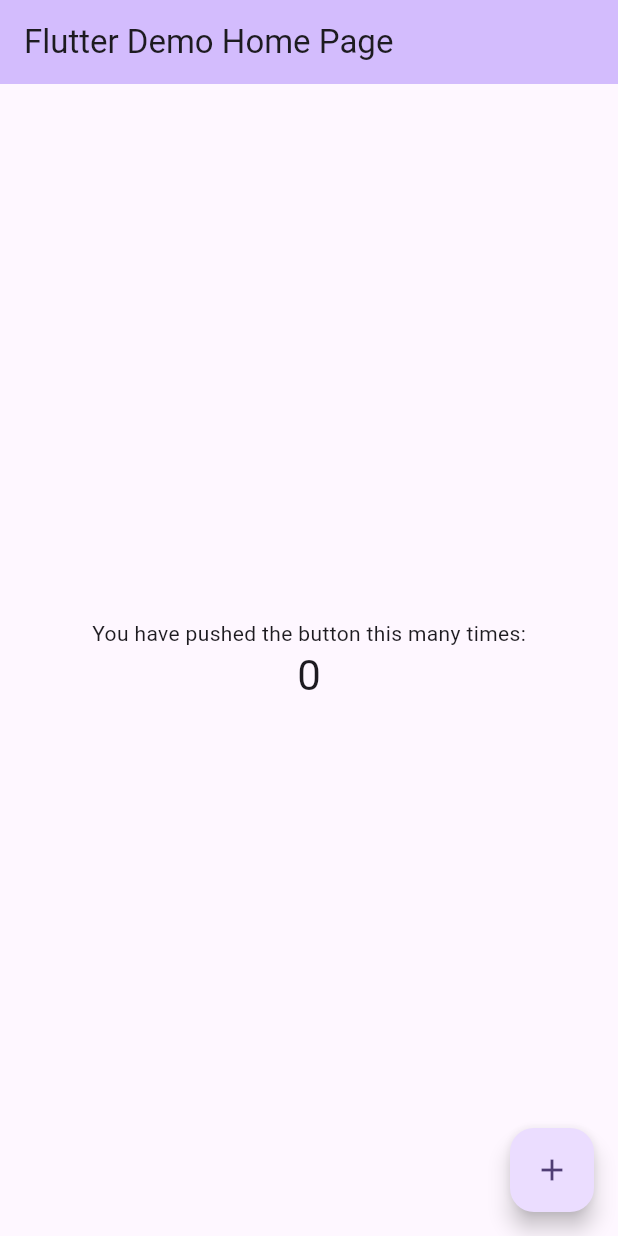
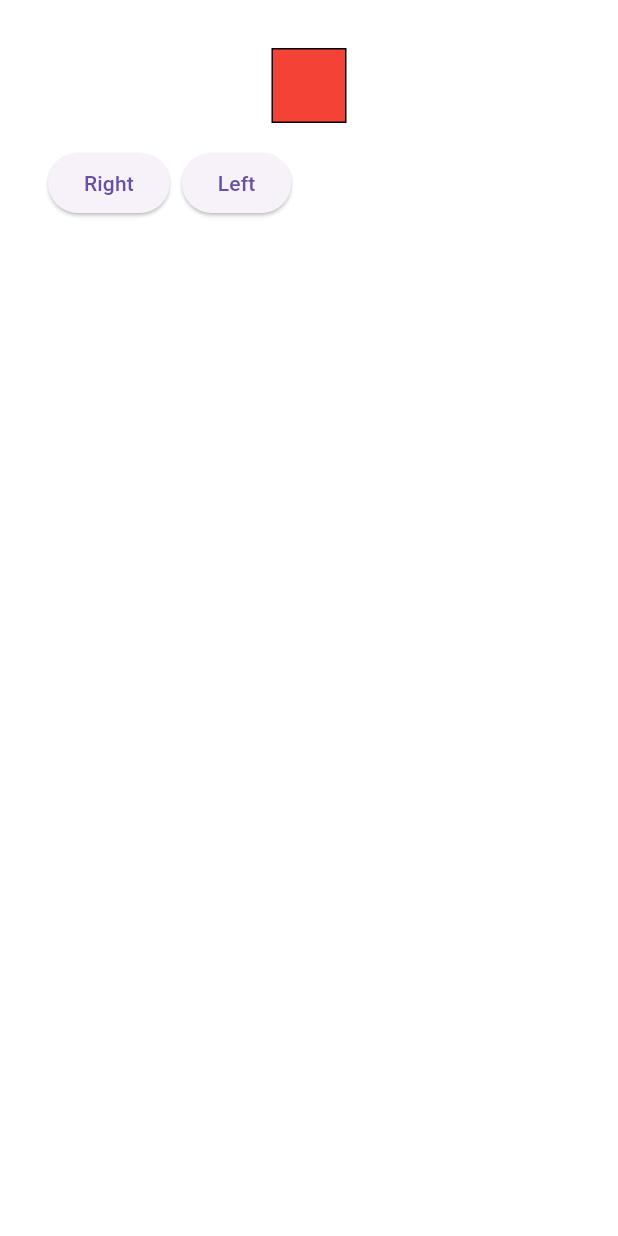
Before and after one commit to GreejithMinutesstudio/moving_square, a Flutter app: the screen it shows after launch, on a phone screen of 412 x 824 dp. Run offline on Flutter 3.47's test engine with Material 3 defaults, Android fonts, the phone set to English and light mode, and no system bars.

Commit message:
added assignment project fro dart pad

```diff
--- a/lib/main.dart
+++ b/lib/main.dart
@@ -7,116 +7,56 @@ void main() {
 class MyApp extends StatelessWidget {
   const MyApp({super.key});
 
-  // This widget is the root of your application.
   @override
   Widget build(BuildContext context) {
-    return MaterialApp(
-      title: 'Flutter Demo',
-      theme: ThemeData(
-        // This is the theme of your application.
-        //
-        // TRY THIS: Try running your application with "flutter run". You'll see
-        // the application has a purple toolbar. Then, without quitting the app,
-        // try changing the seedColor in the colorScheme below to Colors.green
-        // and then invoke "hot reload" (save your changes or press the "hot
-        // reload" button in a Flutter-supported IDE, or press "r" if you used
-        // the command line to start the app).
-        //
-        // Notice that the counter didn't reset back to zero; the application
-        // state is not lost during the reload. To reset the state, use hot
-        // restart instead.
-        //
-        // This works for code too, not just values: Most code changes can be
-        // tested with just a hot reload.
-        colorScheme: ColorScheme.fromSeed(seedColor: Colors.deepPurple),
+    return const MaterialApp(
+      home: Padding(
+        padding: EdgeInsets.all(32.0),
+        child: SquareAnimation(),
       ),
-      home: const MyHomePage(title: 'Flutter Demo Home Page'),
     );
   }
 }
 
-class MyHomePage extends StatefulWidget {
-  const MyHomePage({super.key, required this.title});
-
-  // This widget is the home page of your application. It is stateful, meaning
-  // that it has a State object (defined below) that contains fields that affect
-  // how it looks.
-
-  // This class is the configuration for the state. It holds the values (in this
-  // case the title) provided by the parent (in this case the App widget) and
-  // used by the build method of the State. Fields in a Widget subclass are
-  // always marked "final".
-
-  final String title;
+class SquareAnimation extends StatefulWidget {
+  const SquareAnimation({super.key});
 
   @override
-  State<MyHomePage> createState() => _MyHomePageState();
+  State<SquareAnimation> createState() {
+    return SquareAnimationState();
+  }
 }
 
-class _MyHomePageState extends State<MyHomePage> {
-  int _counter = 0;
-
-  void _incrementCounter() {
-    setState(() {
-      // This call to setState tells the Flutter framework that something has
-      // changed in this State, which causes it to rerun the build method below
-      // so that the display can reflect the updated values. If we changed
-      // _counter without calling setState(), then the build method would not be
-      // called again, and so nothing would appear to happen.
-      _counter++;
-    });
-  }
+class SquareAnimationState extends State<SquareAnimation> {
+  static const _squareSize = 50.0;
 
   @override
   Widget build(BuildContext context) {
-    // This method is rerun every time setState is called, for instance as done
-    // by the _incrementCounter method above.
-    //
-    // The Flutter framework has been optimized to make rerunning build methods
-    // fast, so that you can just rebuild anything that needs updating rather
-    // than having to individually change instances of widgets.
-    return Scaffold(
-      appBar: AppBar(
-        // TRY THIS: Try changing the color here to a specific color (to
-        // Colors.amber, perhaps?) and trigger a hot reload to see the AppBar
-        // change color while the other colors stay the same.
-        backgroundColor: Theme.of(context).colorScheme.inversePrimary,
-        // Here we take the value from the MyHomePage object that was created by
-        // the App.build method, and use it to set our appbar title.
-        title: Text(widget.title),
-      ),
-      body: Center(
-        // Center is a layout widget. It takes a single child and positions it
-        // in the middle of the parent.
-        child: Column(
-          // Column is also a layout widget. It takes a list of children and
-          // arranges them vertically. By default, it sizes itself to fit its
-          // children horizontally, and tries to be as tall as its parent.
-          //
-          // Column has various properties to control how it sizes itself and
-          // how it positions its children. Here we use mainAxisAlignment to
-          // center the children vertically; the main axis here is the vertical
-          // axis because Columns are vertical (the cross axis would be
-          // horizontal).
-          //
-          // TRY THIS: Invoke "debug painting" (choose the "Toggle Debug Paint"
-          // action in the IDE, or press "p" in the console), to see the
-          // wireframe for each widget.
-          mainAxisAlignment: MainAxisAlignment.center,
-          children: <Widget>[
-            const Text('You have pushed the button this many times:'),
-            Text(
-              '$_counter',
-              style: Theme.of(context).textTheme.headlineMedium,
+    return Column(
+      children: [
+        Container(
+          width: _squareSize,
+          height: _squareSize,
+          decoration: BoxDecoration(
+            color: Colors.red,
+            border: Border.all(),
+          ),
+        ),
+        const SizedBox(height: 16),
+        Row(
+          children: [
+            ElevatedButton(
+              onPressed: () {},
+              child: const Text('Right'),
+            ),
+            const SizedBox(width: 8),
+            ElevatedButton(
+              onPressed: () {},
+              child:const Text('Left'),
             ),
           ],
         ),
-      ),
-      floatingActionButton: FloatingActionButton(
-        onPressed: _incrementCounter,
-        tooltip: 'Increment',
-        child: const Icon(Icons.add),
-      ), // This trailing comma makes auto-formatting nicer for build methods.
+      ],
     );
   }
 }
```
